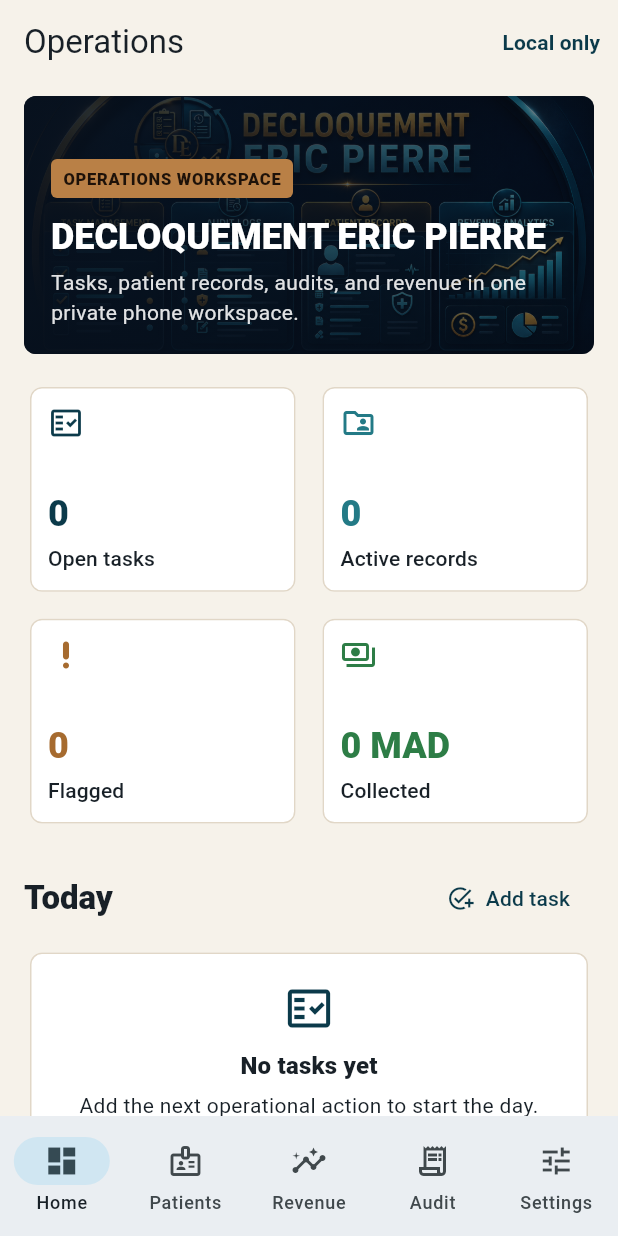
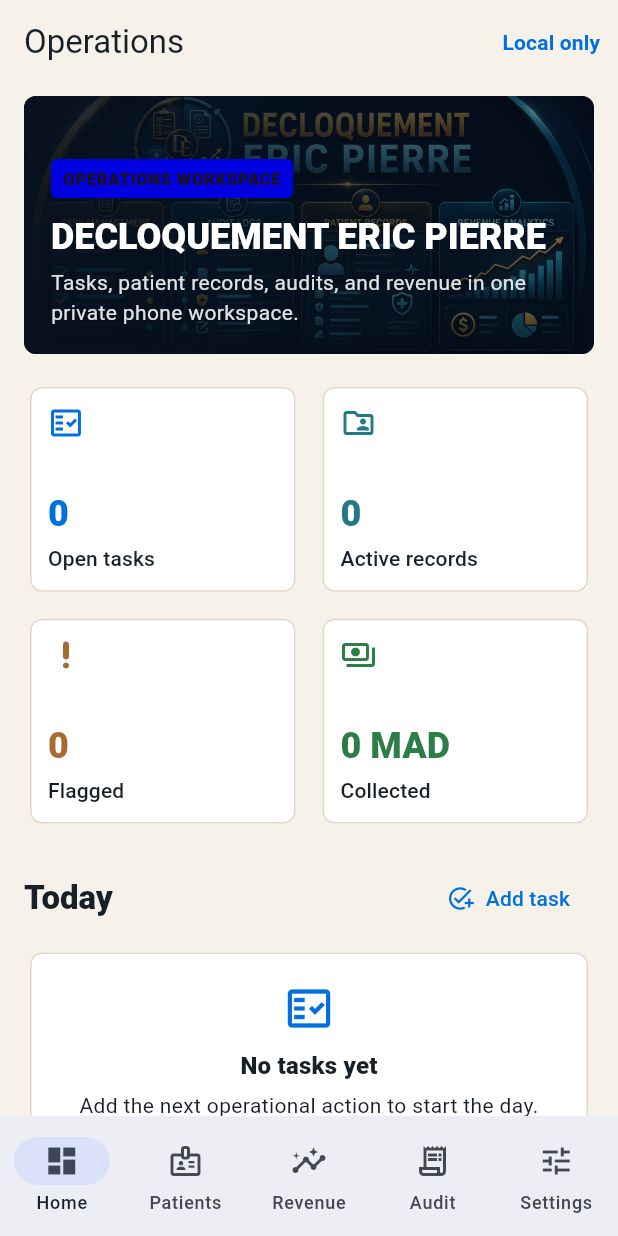
Before and after one commit to EOOrga/68d9d11e1299230338f3737d, a Flutter app: the screen it shows after launch, on a phone screen of 412 x 824 dp. Run offline on Flutter 3.47's test engine with Material 3 defaults, Android fonts, the phone set to English and light mode, and no system bars; our stand-ins replace shared_preferences.

Commit message:
Create Flutter variant com.tabarda.vif

```diff
--- a/lib/main.dart
+++ b/lib/main.dart
@@ -15,8 +15,8 @@ class DeploOperationsApp extends StatelessWidget {
 
   @override
   Widget build(BuildContext context) {
-    const primary = Color(0xFF0B3A4A);
-    const secondary = Color(0xFFB98046);
+    const primary = Color(0xFF0070E0);
+    const secondary = Color(0xFF0000E0);
     const surface = Color(0xFFF6F2EA);
 
     final scheme =
--- a/pubspec.yaml
+++ b/pubspec.yaml
@@ -1,4 +1,4 @@
-name: decloquement_eric_pierre
+name: vif
 description: "A local operations workspace for tasks, patient records, audits, and revenue tracking."
 publish_to: 'none'
 
@@ -28,4 +28,6 @@ flutter_launcher_icons:
   android: true
   ios: false
   image_path: "docs/icon.png"
+  adaptive_icon_foreground: docs/icon.png
+  adaptive_icon_background: "#7000E0"
   min_sdk_android: 23
```
Also changed, not shown: docs/icon.png, 11 other files.
